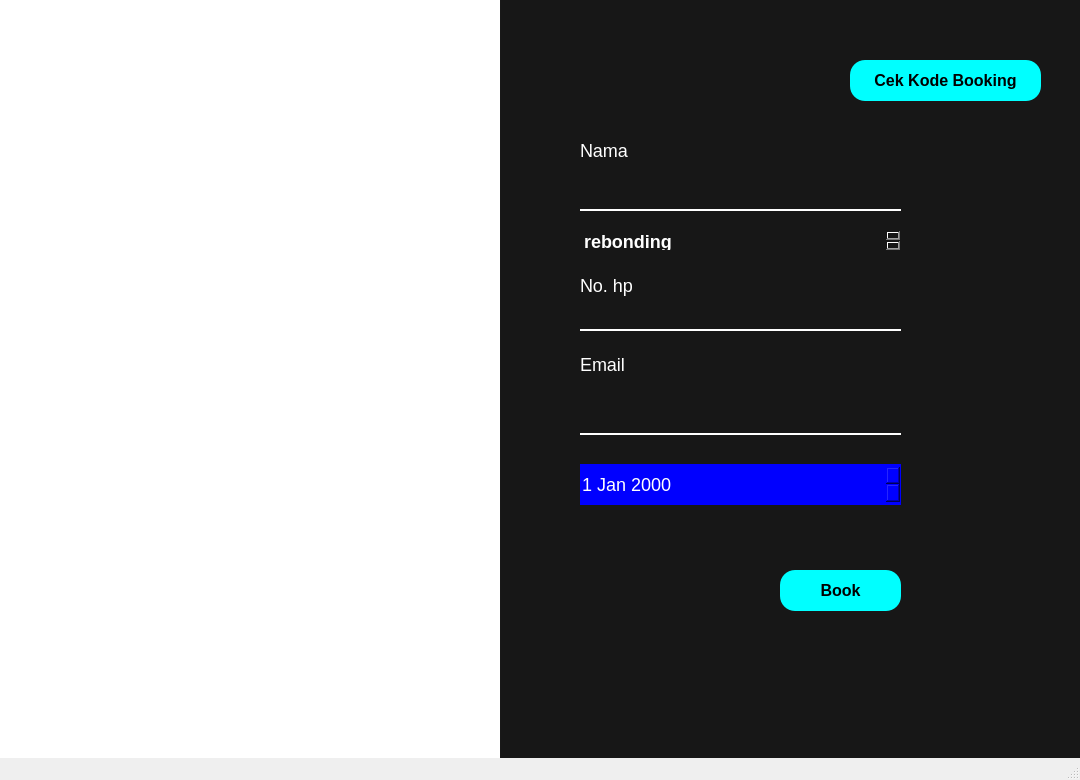
Old version of the form ui/booking.ui in the repository saddam-satria/finalproject-daspro.
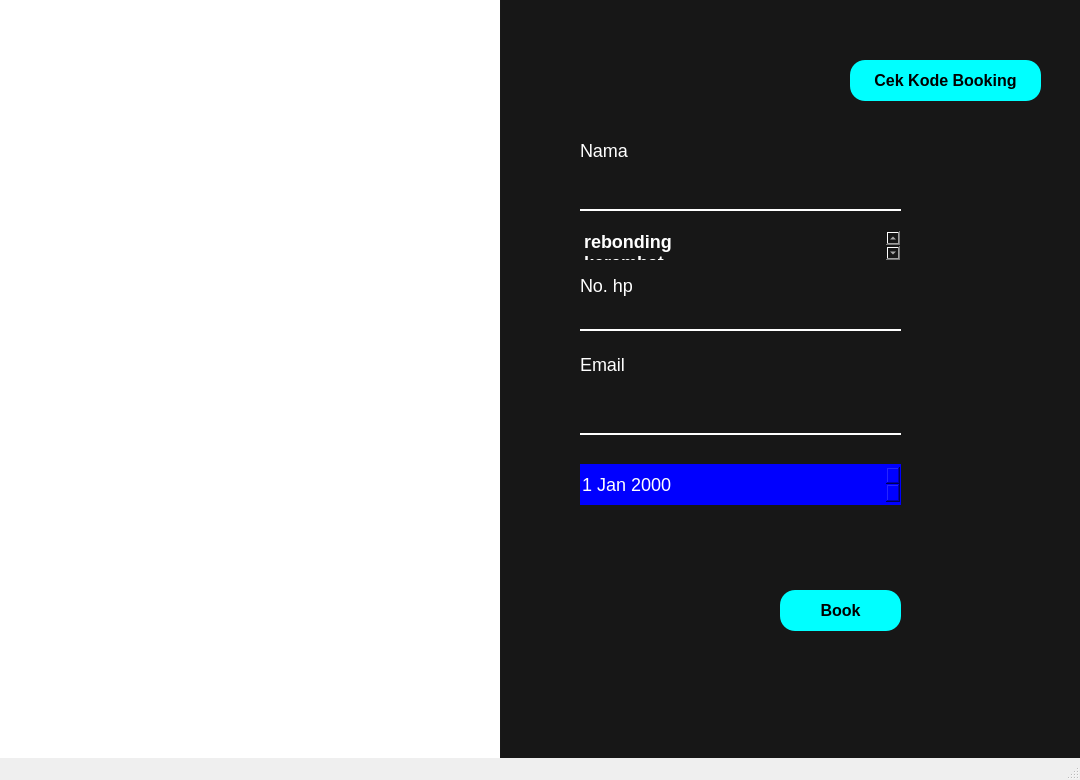
New version of the form. Icons and pictures are not drawn.

```diff
--- a/ui/booking.ui
+++ b/ui/booking.ui
@@ -208,9 +208,9 @@
     <property name="geometry">
      <rect>
       <x>580</x>
-      <y>500</y>
+      <y>520</y>
       <width>321</width>
-      <height>31</height>
+      <height>41</height>
      </rect>
     </property>
     <property name="styleSheet">
@@ -226,7 +226,7 @@
     <property name="geometry">
      <rect>
       <x>780</x>
-      <y>570</y>
+      <y>590</y>
       <width>121</width>
       <height>41</height>
      </rect>
@@ -254,7 +254,7 @@
       <x>580</x>
       <y>230</y>
       <width>321</width>
-      <height>21</height>
+      <height>31</height>
      </rect>
     </property>
     <property name="styleSheet">
```
